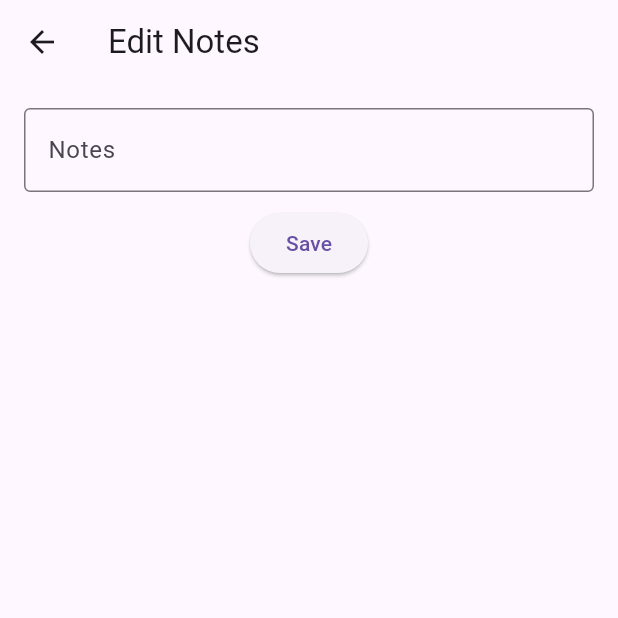
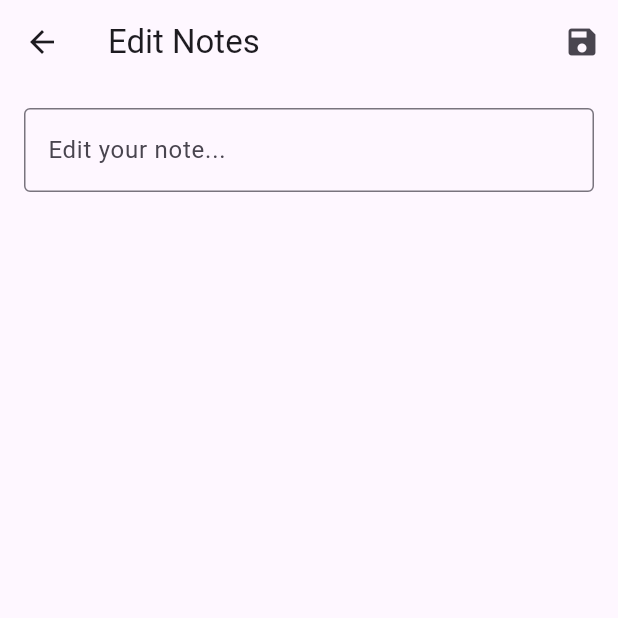
Before and after one commit to ivankiselev89/Autotab, a Flutter app: the EditScreen screen opened directly with empty values, on a phone screen of 412 x 824 dp, the top half of it. Run offline on Flutter 3.47's test engine with Material 3 defaults, Android fonts, the phone set to English and light mode, and no system bars; our stand-ins replace permission_handler.

Commit message:
Create EditScreen widget for editing transcribed notes

```diff
--- a/lib/screens/edit_screen.dart
+++ b/lib/screens/edit_screen.dart
@@ -1,56 +1,37 @@
 import 'package:flutter/material.dart';
 
-class EditScreen extends StatefulWidget {
+class EditScreen extends StatelessWidget {
   final String initialText;
+  final ValueChanged<String> onSave;
 
-  EditScreen({required this.initialText});
-
-  @override
-  _EditScreenState createState() => _EditScreenState();
-}
-
-class _EditScreenState extends State<EditScreen> {
-  late TextEditingController _controller;
-
-  @override
-  void initState() {
-    super.initState();
-    _controller = TextEditingController(text: widget.initialText);
-  }
-
-  @override
-  void dispose() {
-    _controller.dispose();
-    super.dispose();
-  }
+  EditScreen({required this.initialText, required this.onSave});
 
   @override
   Widget build(BuildContext context) {
+    TextEditingController controller = TextEditingController(text: initialText);
+
     return Scaffold(
       appBar: AppBar(
         title: Text('Edit Notes'),
+        actions: <Widget>[
+          IconButton(
+            icon: Icon(Icons.save),
+            onPressed: () {
+              onSave(controller.text);
+              Navigator.pop(context);
+            },
+          ),
+        ],
       ),
       body: Padding(
         padding: const EdgeInsets.all(16.0),
-        child: Column(
-          children: [
-            TextField(
-              controller: _controller,
-              maxLines: null,
-              decoration: InputDecoration(
-                border: OutlineInputBorder(),
-                labelText: 'Notes',
-              ),
-            ),
-            SizedBox(height: 10),
-            ElevatedButton(
-              onPressed: () {
-                // Implement save action here
-                Navigator.pop(context, _controller.text);
-              },
-              child: Text('Save'),
-            ),
-          ],
+        child: TextField(
+          controller: controller,
+          maxLines: null,
+          decoration: InputDecoration(
+            hintText: 'Edit your note...',
+            border: OutlineInputBorder(),
+          ),
         ),
       ),
     );
```
